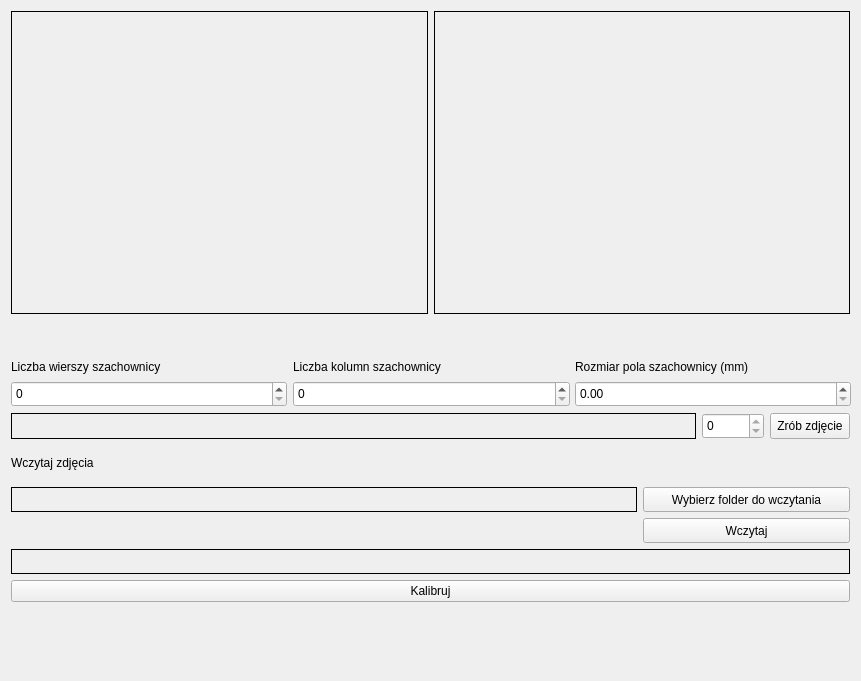
Old version of the form StereoVision/widgetcalibration.ui in the repository dzikipasterz/StareoVision.
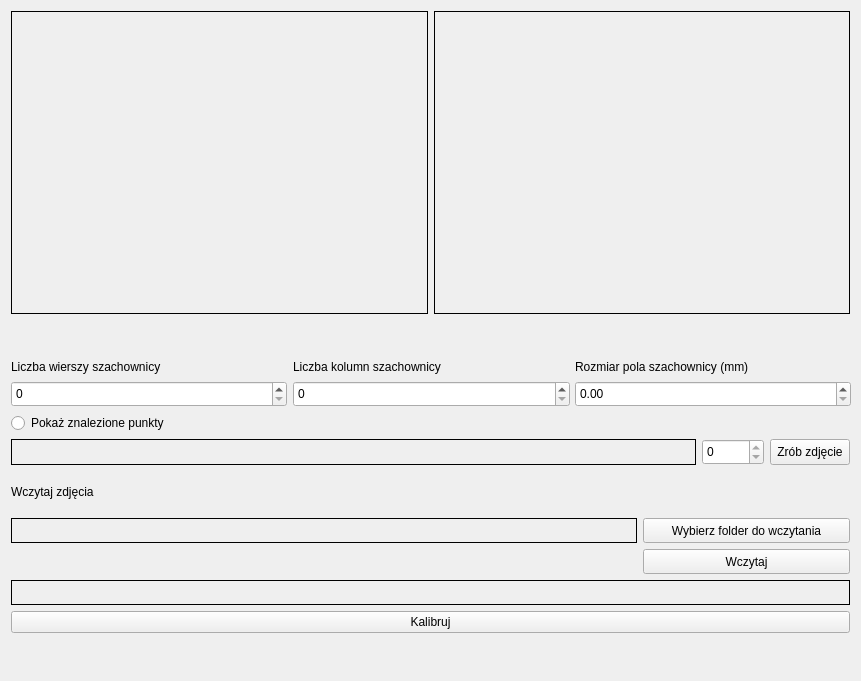
New version of the form.

```diff
--- a/StereoVision/widgetcalibration.ui
+++ b/StereoVision/widgetcalibration.ui
@@ -178,6 +178,13 @@
      </item>
     </layout>
    </item>
+   <item>
+    <widget class="QRadioButton" name="radioButton">
+     <property name="text">
+      <string>Pokaż znalezione punkty</string>
+     </property>
+    </widget>
+   </item>
    <item>
     <layout class="QHBoxLayout" name="horizontalLayout">
      <item>
@@ -356,7 +363,7 @@
      <property name="sizeHint" stdset="0">
       <size>
        <width>20</width>
-       <height>68</height>
+       <height>37</height>
       </size>
      </property>
     </spacer>
```
